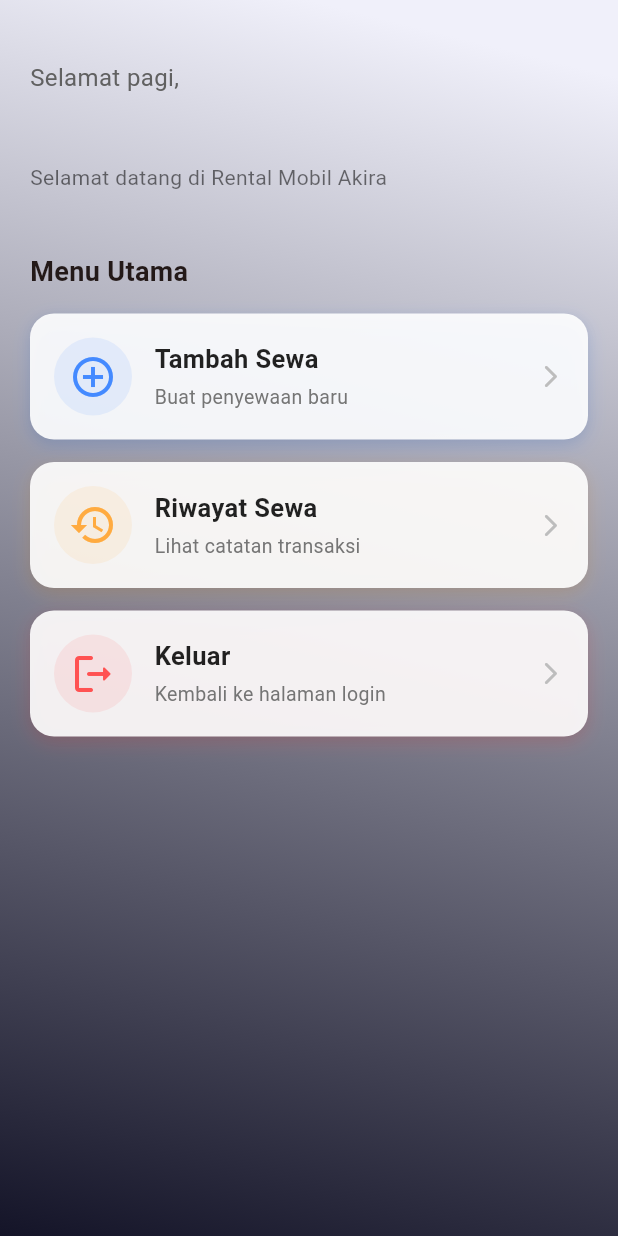
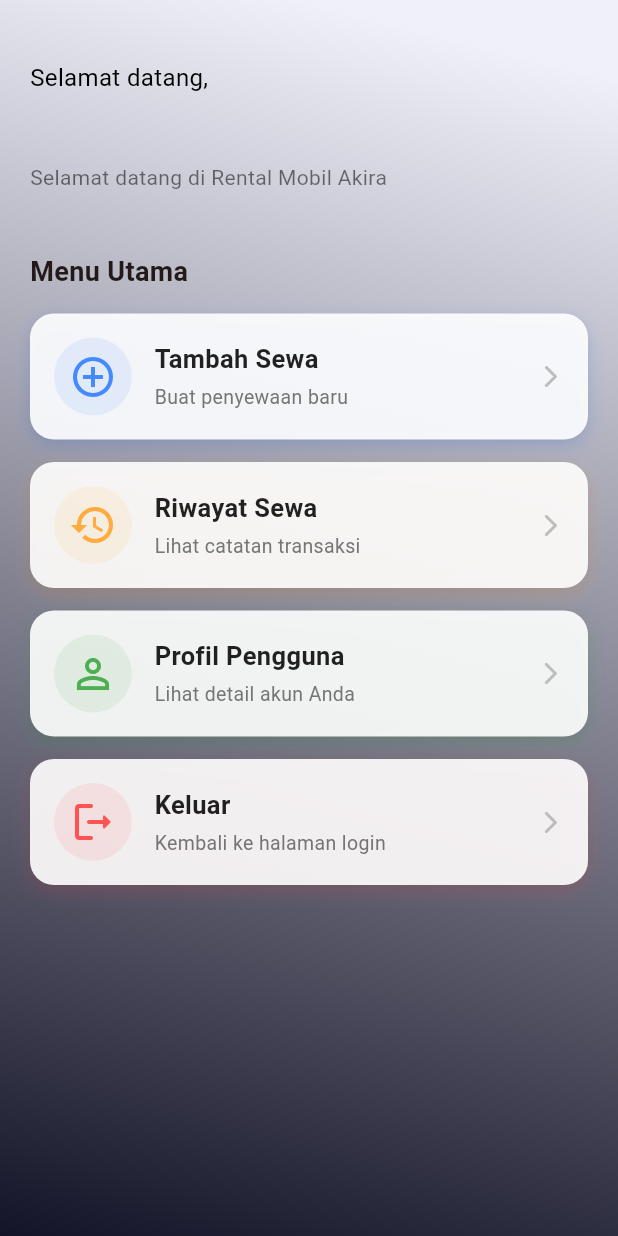
Before and after one commit to riooctavianm25/riooctavianm25-utspam_C3_B_0037., a Flutter app: the HomeScreen screen opened directly with empty values, on a phone screen of 412 x 824 dp. Run offline on Flutter 3.47's test engine with Material 3 defaults, Android fonts, the phone set to English and light mode, and no system bars; our stand-ins replace sqflite; accounts and stored records are empty.

Commit message:
update home screen

```diff
--- a/lib/page/home/home_screen.dart
+++ b/lib/page/home/home_screen.dart
@@ -3,6 +3,7 @@ import 'package:flutter/material.dart';
 // --- IMPORT HALAMAN TUJUAN ---
 // 1. Daftar Mobil (Tambah Sewa)
 import 'package:uts_3012310037/page/home/car/carList_screen.dart';
+import 'package:uts_3012310037/page/profile.dart';
 // 2. Riwayat Sewa (History) - Pastikan path ini sesuai dengan file historyRent.dart Anda
 import 'package:uts_3012310037/page/transaksi/historyRent.dart';
 // 3. Login (Untuk Logout)
@@ -12,8 +13,9 @@ import 'package:uts_3012310037/page/auth/login_screen.dart';
 
 class HomeScreen extends StatefulWidget {
   final String namaUser;
+  final int userId;
 
-  const HomeScreen({super.key, required this.namaUser});
+  const HomeScreen({super.key, required this.namaUser, required this.userId});
 
   @override
   State<HomeScreen> createState() => _HomeScreenState();
@@ -73,10 +75,10 @@ class _HomeScreenState extends State<HomeScreen> {
                 // --- Header ---
                 const SizedBox(height: 20),
                 Text(
-                  "Selamat pagi,",
+                  "Selamat datang,",
                   style: TextStyle(
                     fontSize: 16,
-                    color: Colors.grey[700],
+                    color: const Color.fromARGB(255, 0, 0, 0),
                   ),
                 ),
                 Text(
@@ -111,7 +113,7 @@ class _HomeScreenState extends State<HomeScreen> {
                   onTap: () {
                     Navigator.push(
                       context,
-                      MaterialPageRoute(builder: (_) => DaftarCar()),
+                      MaterialPageRoute(builder: (_) => DaftarCar(userId: widget.userId,namaUser: widget.namaUser,)),
                     );
                   },
                 ),
@@ -132,20 +134,20 @@ class _HomeScreenState extends State<HomeScreen> {
                 ),
 
                 // 3. PROFIL PENGGUNA (Sudah Aktif)
-                // _menuTile(
-                //   icon: Icons.person_outline,
-                //   title: "Profil Pengguna",
-                //   subtitle: "Lihat detail akun Anda",
-                //   color: Colors.green,
-                //   onTap: () {
-                //     Navigator.push(
-                //       context,
-                //       MaterialPageRoute(
-                //         builder: (_) => ProfileScreen(namaUser: widget.namaUser),
-                //       ),
-                //     );
-                //   },
-                // ),
+                _menuTile(
+                  icon: Icons.person_outline,
+                  title: "Profil Pengguna",
+                  subtitle: "Lihat detail akun Anda",
+                  color: Colors.green,
+                  onTap: () {
+                    Navigator.push(
+                      context,
+                      MaterialPageRoute(
+                        builder: (_) => ProfileScreen(userId: widget.userId),
+                      ),
+                    );
+                  },
+                ),
 
                 // 4. KELUAR
                 _menuTile(
```
